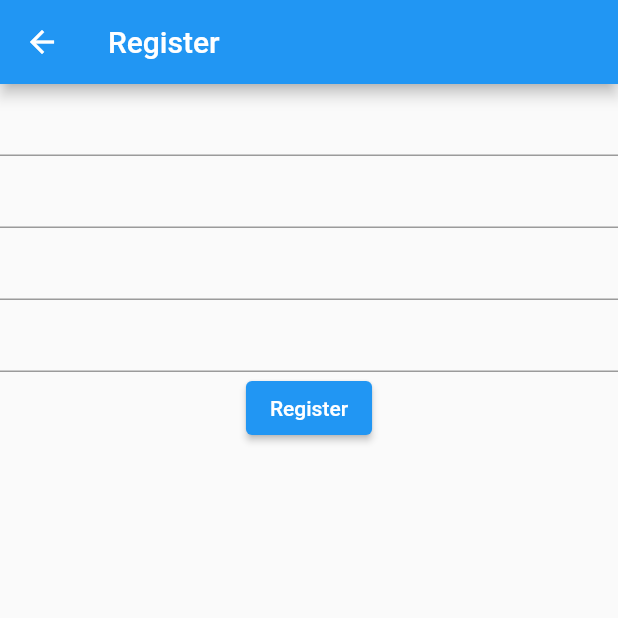
After one commit to alastairrmcneill/athle-sense, a Flutter app: the RegisterScreen screen opened directly, on a phone screen of 412 x 824 dp, the top half of it. The commit adds this screen. Run offline on Flutter 3.47's test engine with Material 2 defaults, Android fonts, the phone set to English and light mode, and no system bars; our stand-ins replace cloud_firestore, firebase_auth, firebase_core; accounts and stored records are empty; statements that could not run were skipped.

Commit message:
Added auth screens

```diff
--- /dev/null
+++ b/lib/authentication/screens/register_screen.dart
@@ -0,0 +1,49 @@
+import 'package:flutter/material.dart';
+
+class RegisterScreen extends StatefulWidget {
+  const RegisterScreen({Key? key}) : super(key: key);
+
+  @override
+  State<RegisterScreen> createState() => _RegisterScreenState();
+}
+
+class _RegisterScreenState extends State<RegisterScreen> {
+  final GlobalKey<FormState> _formKey = GlobalKey<FormState>();
+
+  Widget _buildNameInput() {
+    return TextFormField();
+  }
+
+  Widget _buildEmailInput() {
+    return TextFormField();
+  }
+
+  Widget _buildPasswordInput() {
+    return TextFormField();
+  }
+
+  @override
+  Widget build(BuildContext context) {
+    return Scaffold(
+      appBar: AppBar(
+        title: Text('Register'),
+      ),
+      body: Column(children: [
+        Form(
+          key: _formKey,
+          child: Column(
+            mainAxisAlignment: MainAxisAlignment.start,
+            crossAxisAlignment: CrossAxisAlignment.center,
+            children: [
+              _buildNameInput(),
+              _buildEmailInput(),
+              _buildPasswordInput(),
+              _buildPasswordInput(),
+            ],
+          ),
+        ),
+        ElevatedButton(onPressed: () {}, child: Text('Register'))
+      ]),
+    );
+  }
+}
--- a/lib/home/screens/home_screen.dart
+++ b/lib/home/screens/home_screen.dart
@@ -1,4 +1,5 @@
 import 'package:flutter/material.dart';
+import 'package:reading_wucc/services/auth_service.dart';
 
 class HomeScreen extends StatelessWidget {
   const HomeScreen({Key? key}) : super(key: key);
@@ -7,6 +8,11 @@ class HomeScreen extends StatelessWidget {
   Widget build(BuildContext context) {
     return Scaffold(
       appBar: AppBar(title: Text('Home Screen')),
+      body: ElevatedButton(
+          onPressed: () async {
+            AuthService.signOut();
+          },
+          child: Text('Sign out')),
     );
   }
 }
--- a/lib/services/auth_service.dart
+++ /dev/null
@@ -1,5 +0,0 @@
-import 'package:firebase_auth/firebase_auth.dart';
-
-class AuthService {
-  static FirebaseAuth _auth = FirebaseAuth.instance;
-}
--- /dev/null
+++ b/lib/services/services.dart
@@ -0,0 +1,2 @@
+export 'auth_service.dart';
+export 'user_database.dart';
--- /dev/null
+++ b/lib/services/user_database.dart
@@ -0,0 +1,20 @@
+import 'package:cloud_firestore/cloud_firestore.dart';
+import 'package:reading_wucc/models/models.dart';
+
+class UserDatabase {
+  static final FirebaseFirestore _db = FirebaseFirestore.instance;
+
+  // Create
+  static Future<void> createUserRecord(AppUser user) async {
+    DocumentReference ref = _db.collection('Users').doc(user.uid);
+
+    await ref.set(user.toJSON());
+  }
+
+  // Read
+
+  // Update
+
+  // Delete
+
+}
--- a/lib/support/wrapper.dart
+++ b/lib/support/wrapper.dart
@@ -11,9 +11,9 @@ class Wrapper extends StatelessWidget {
   Widget build(BuildContext context) {
     final user = Provider.of<AppUser?>(context);
     if (user == null) {
-      return WelcomeScreen();
+      return const WelcomeScreen();
     } else {
-      return HomeScreen();
+      return const HomeScreen();
     }
   }
 }
```
Also changed, not shown: lib/authentication/screens/forgot_password.dart (added, +38 -0 lines), lib/authentication/screens/login_screen.dart (added, +52 -0 lines), lib/authentication/screens/welcome_screen.dart (+12 -4 lines), lib/authentication/services/auth_service.dart (added, +35 -0 lines), lib/main.dart (+12 -4 lines).
